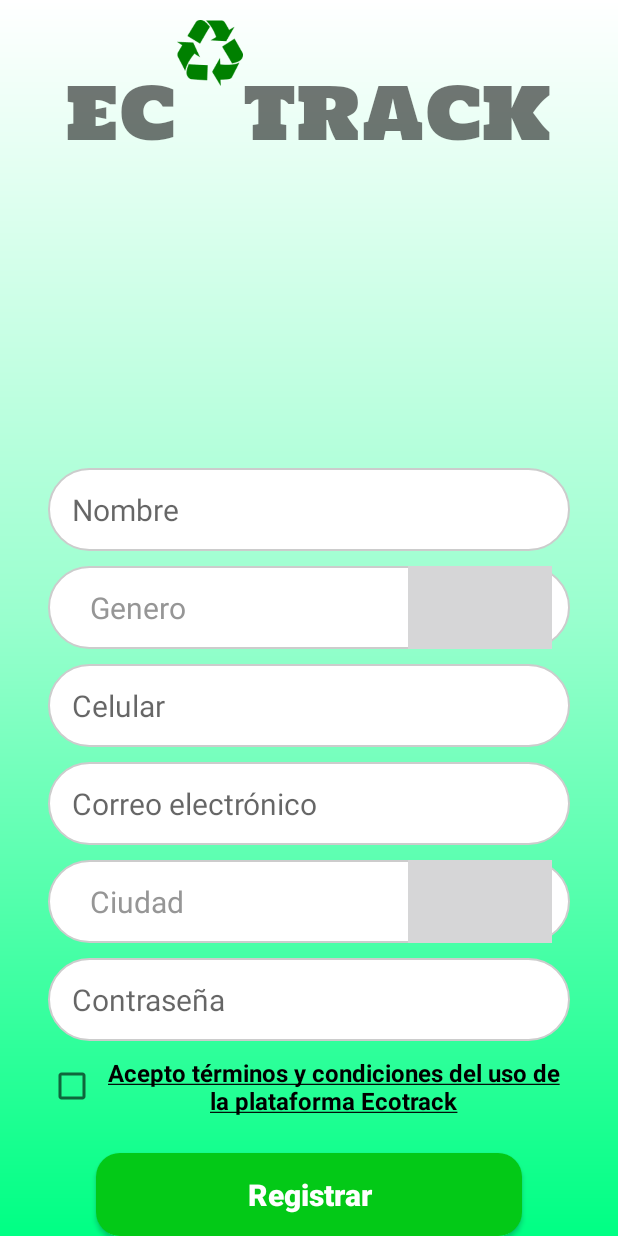
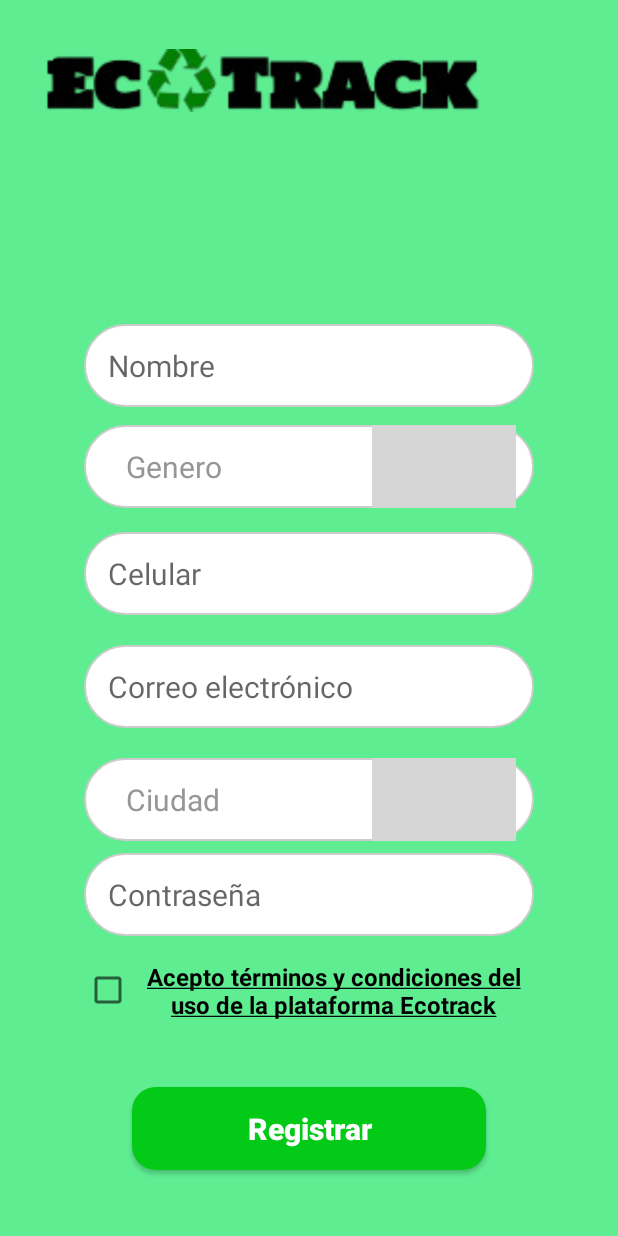
Before and after one commit to jaramilloAngie/EcoTrack, an Android app built with Jetpack Compose: the SignInActivity screen opened directly, with no data from a screen before it, on a phone screen of 412 x 824 dp. Run offline under Robolectric (Android 15) with nearby library versions, the phone set to English and light mode, and no system bars.

Commit message:
color-principal

```diff
--- a/app/src/main/res/layout/activity_sign_in.xml
+++ b/app/src/main/res/layout/activity_sign_in.xml
@@ -5,51 +5,35 @@
     xmlns:tools="http://schemas.android.com/tools"
     android:layout_width="match_parent"
     android:layout_height="match_parent"
-    android:background="@drawable/background_gradient"
-    tools:context=".SignInActivity">
-
-    <TextView
-        android:layout_width="wrap_content"
-        android:layout_height="wrap_content"
-        android:layout_marginBottom="10dp"
-        android:fontFamily="@font/holtwoodonesc"
-        android:text="EC   TRACK"
-        android:textSize="48sp"
-        app:layout_constraintBottom_toTopOf="@+id/name_input"
-        app:layout_constraintEnd_toEndOf="parent"
-        app:layout_constraintStart_toStartOf="parent"
-        app:layout_constraintTop_toTopOf="parent"
-        app:layout_constraintVertical_bias="0.16" />
+    android:layout_gravity="center"
+    android:background="#5FED92"
+    android:gravity="center"
+    android:orientation="vertical"
+    android:padding="24dp">
 
     <ImageView
-        android:layout_width="44dp"
-        android:layout_height="45dp"
-        android:layout_marginBottom="10dp"
-        android:src="@drawable/img"
-        app:layout_constraintBottom_toTopOf="@+id/name_input"
-        app:layout_constraintEnd_toEndOf="parent"
-        app:layout_constraintHorizontal_bias="0.32"
-        app:layout_constraintStart_toStartOf="parent"
-        app:layout_constraintTop_toTopOf="parent"
-        app:layout_constraintVertical_bias="0.05" />
+        android:id="@+id/logoImageView"
+        android:layout_width="296dp"
+        android:layout_height="59dp"
+        android:layout_gravity="start"
+        android:contentDescription="Logo"
+        android:src="@drawable/ecotrack_logo"
+        tools:layout_editor_absoluteX="27dp"
+        tools:layout_editor_absoluteY="16dp" />
 
-    <EditText
-        android:id="@+id/name_input"
+    <Spinner
+        android:id="@+id/city_spinner"
         android:layout_width="0dp"
         android:layout_height="55dp"
         android:layout_marginStart="32dp"
         android:layout_marginEnd="32dp"
-        android:layout_marginBottom="10dp"
+        android:layout_marginBottom="8dp"
+        android:background="@drawable/spinner_background"
         android:paddingStart="16dp"
         android:paddingEnd="16dp"
-        android:background="@drawable/rounded_input_text"
-        android:hint="Nombre"
-        android:textColor="#000000"
-        android:textSize="20sp"
-        android:imeOptions="actionNext"
-        android:inputType="textPersonName"
-        app:layout_constraintBottom_toTopOf="@+id/gender_spinner"
+        app:layout_constraintBottom_toTopOf="@+id/password_input"
         app:layout_constraintEnd_toEndOf="parent"
+        app:layout_constraintHorizontal_bias="1.0"
         app:layout_constraintStart_toStartOf="parent" />
 
     <Spinner
@@ -58,12 +42,53 @@
         android:layout_height="55dp"
         android:layout_marginStart="32dp"
         android:layout_marginEnd="32dp"
-        android:layout_marginBottom="10dp"
+        android:layout_marginBottom="16dp"
+        android:background="@drawable/spinner_background"
         android:paddingStart="16dp"
         android:paddingEnd="16dp"
-        android:background="@drawable/spinner_background"
         app:layout_constraintBottom_toTopOf="@+id/phone_input"
         app:layout_constraintEnd_toEndOf="parent"
+        app:layout_constraintHorizontal_bias="1.0"
+        app:layout_constraintStart_toStartOf="parent" />
+
+    <EditText
+        android:id="@+id/password_input"
+        android:layout_width="0dp"
+        android:layout_height="55dp"
+        android:layout_marginStart="32dp"
+        android:layout_marginEnd="32dp"
+        android:layout_marginBottom="16dp"
+        android:background="@drawable/rounded_input_text"
+        android:hint="Contraseña"
+        android:imeOptions="actionDone"
+        android:inputType="textPassword"
+        android:paddingStart="16dp"
+        android:paddingEnd="16dp"
+        android:textColor="#000000"
+        android:textSize="20sp"
+        app:layout_constraintBottom_toTopOf="@+id/checkbox"
+        app:layout_constraintEnd_toEndOf="parent"
+        app:layout_constraintHorizontal_bias="1.0"
+        app:layout_constraintStart_toStartOf="parent" />
+
+    <EditText
+        android:id="@+id/name_input"
+        android:layout_width="0dp"
+        android:layout_height="55dp"
+        android:layout_marginStart="32dp"
+        android:layout_marginEnd="32dp"
+        android:layout_marginBottom="12dp"
+        android:background="@drawable/rounded_input_text"
+        android:hint="Nombre"
+        android:imeOptions="actionNext"
+        android:inputType="textPersonName"
+        android:paddingStart="16dp"
+        android:paddingEnd="16dp"
+        android:textColor="#000000"
+        android:textSize="20sp"
+        app:layout_constraintBottom_toTopOf="@+id/gender_spinner"
+        app:layout_constraintEnd_toEndOf="parent"
+        app:layout_constraintHorizontal_bias="1.0"
         app:layout_constraintStart_toStartOf="parent" />
 
     <EditText
@@ -72,17 +97,18 @@
         android:layout_height="55dp"
         android:layout_marginStart="32dp"
         android:layout_marginEnd="32dp"
-        android:layout_marginBottom="10dp"
+        android:layout_marginBottom="20dp"
+        android:background="@drawable/rounded_input_text"
+        android:hint="Celular"
+        android:imeOptions="actionNext"
+        android:inputType="phone"
         android:paddingStart="16dp"
         android:paddingEnd="16dp"
-        android:background="@drawable/rounded_input_text"
-        android:hint="Celular"
         android:textColor="#000000"
         android:textSize="20sp"
-        android:imeOptions="actionNext"
-        android:inputType="phone"
         app:layout_constraintBottom_toTopOf="@+id/email_adress_input"
         app:layout_constraintEnd_toEndOf="parent"
+        app:layout_constraintHorizontal_bias="1.0"
         app:layout_constraintStart_toStartOf="parent" />
 
     <EditText
@@ -91,50 +117,18 @@
         android:layout_height="55dp"
         android:layout_marginStart="32dp"
         android:layout_marginEnd="32dp"
-        android:layout_marginBottom="10dp"
+        android:layout_marginBottom="20dp"
+        android:background="@drawable/rounded_input_text"
+        android:hint="Correo electrónico"
+        android:imeOptions="actionNext"
+        android:inputType="textEmailAddress"
         android:paddingStart="16dp"
         android:paddingEnd="16dp"
-        android:background="@drawable/rounded_input_text"
-        android:hint="Correo electrónico"
         android:textColor="#000000"
         android:textSize="20sp"
-        android:imeOptions="actionNext"
-        android:inputType="textEmailAddress"
         app:layout_constraintBottom_toTopOf="@+id/city_spinner"
         app:layout_constraintEnd_toEndOf="parent"
-        app:layout_constraintStart_toStartOf="parent" />
-
-    <Spinner
-        android:id="@+id/city_spinner"
-        android:layout_width="0dp"
-        android:layout_height="55dp"
-        android:layout_marginStart="32dp"
-        android:layout_marginEnd="32dp"
-        android:layout_marginBottom="10dp"
-        android:paddingStart="16dp"
-        android:paddingEnd="16dp"
-        android:background="@drawable/spinner_background"
-        app:layout_constraintBottom_toTopOf="@+id/password_input"
-        app:layout_constraintEnd_toEndOf="parent"
-        app:layout_constraintStart_toStartOf="parent" />
-
-    <EditText
-        android:id="@+id/password_input"
-        android:layout_width="0dp"
-        android:layout_height="55dp"
-        android:layout_marginStart="32dp"
-        android:layout_marginEnd="32dp"
-        android:layout_marginBottom="10dp"
-        android:paddingStart="16dp"
-        android:paddingEnd="16dp"
-        android:background="@drawable/rounded_input_text"
-        android:hint="Contraseña"
-        android:textColor="#000000"
-        android:textSize="20sp"
-        android:imeOptions="actionDone"
-        android:inputType="textPassword"
-        app:layout_constraintBottom_toTopOf="@+id/checkbox"
-        app:layout_constraintEnd_toEndOf="parent"
+        app:layout_constraintHorizontal_bias="0.0"
         app:layout_constraintStart_toStartOf="parent" />
 
     <CheckBox
@@ -143,13 +137,14 @@
         android:layout_height="wrap_content"
         android:layout_marginStart="32dp"
         android:layout_marginEnd="32dp"
-        android:layout_marginBottom="24dp"
+        android:layout_marginBottom="44dp"
         android:text="@string/checkbox_text"
         android:textAlignment="center"
         android:textSize="16sp"
         android:textStyle="bold"
         app:layout_constraintBottom_toTopOf="@+id/sign_in_button"
         app:layout_constraintEnd_toEndOf="parent"
+        app:layout_constraintHorizontal_bias="0.0"
         app:layout_constraintStart_toStartOf="parent" />
 
     <androidx.appcompat.widget.AppCompatButton
@@ -158,6 +153,7 @@
         android:layout_height="55dp"
         android:layout_marginStart="64dp"
         android:layout_marginEnd="64dp"
+        android:layout_marginBottom="20dp"
         android:background="@drawable/rounded_button"
         android:text="Registrar"
         android:textAllCaps="false"
@@ -166,7 +162,7 @@
         android:textStyle="bold"
         app:layout_constraintBottom_toBottomOf="parent"
         app:layout_constraintEnd_toEndOf="parent"
-        app:layout_constraintStart_toStartOf="parent"
-        app:layout_constraintVertical_bias="0.92" />
+        app:layout_constraintHorizontal_bias="0.0"
+        app:layout_constraintStart_toStartOf="parent" />
 
 </androidx.constraintlayout.widget.ConstraintLayout>
```
Also changed, not shown: app/src/main/res/layout/activity_login.xml (+10 -10 lines), app/src/main/res/layout/activity_principal.xml (+31 -33 lines).
